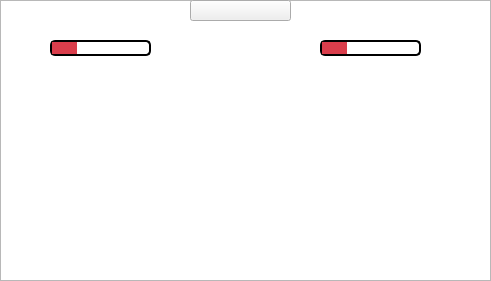
Old version of the form fighterguy/mainwindow.ui in the repository whunt1965/EC535_Final_Project.
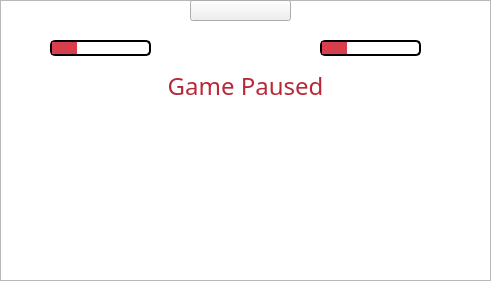
New version of the form. The open tabs and pages were chosen to show the change. Icons and pictures are not drawn.

Commit message: Added a pause label

```diff
--- a/fighterguy/mainwindow.ui
+++ b/fighterguy/mainwindow.ui
@@ -563,12 +563,43 @@
        <string/>
       </property>
      </widget>
+     <widget class="QLabel" name="pauseLabel">
+      <property name="geometry">
+       <rect>
+        <x>50</x>
+        <y>60</y>
+        <width>391</width>
+        <height>51</height>
+       </rect>
+      </property>
+      <property name="font">
+       <font>
+        <family>Chalkboard SE</family>
+        <pointsize>18</pointsize>
+        <weight>50</weight>
+        <bold>false</bold>
+       </font>
+      </property>
+      <property name="styleSheet">
+       <string notr="true">color: rgb(183, 41, 56);</string>
+      </property>
+      <property name="text">
+       <string>Game Paused</string>
+      </property>
+      <property name="textFormat">
+       <enum>Qt::PlainText</enum>
+      </property>
+      <property name="alignment">
+       <set>Qt::AlignCenter</set>
+      </property>
+     </widget>
      <zorder>graphicsView</zorder>
      <zorder>label_6</zorder>
      <zorder>label_7</zorder>
      <zorder>progressBar</zorder>
      <zorder>progressBar_2</zorder>
      <zorder>quitButton_2</zorder>
+     <zorder>pauseLabel</zorder>
     </widget>
     <widget class="QWidget" name="page_3">
      <widget class="QLabel" name="label_2">
```
The commit also changes 3 other files.
